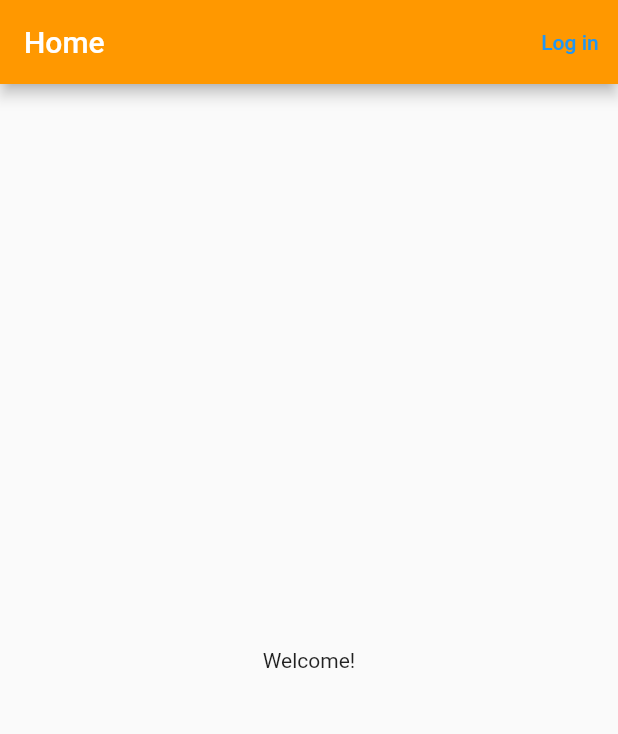
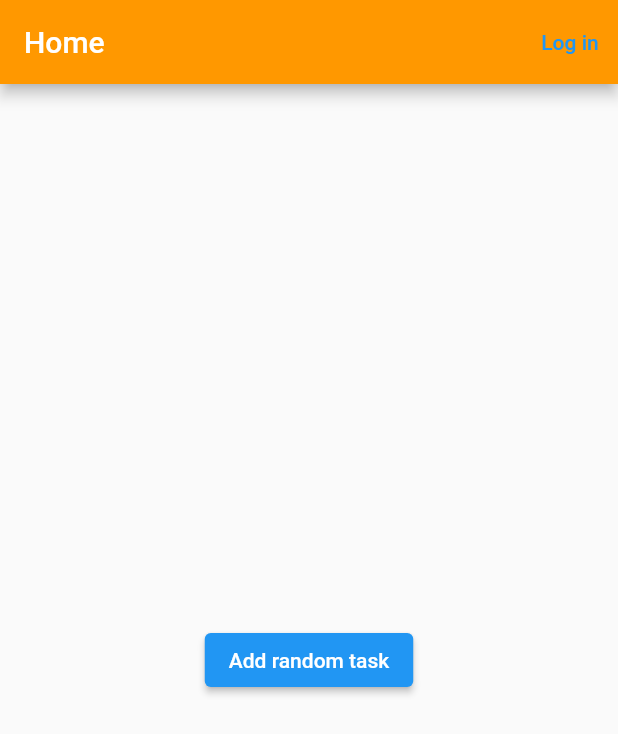
Before and after one commit to nikonowiczp/flutter-project, a Flutter app: the screen it shows after launch, on a phone screen of 412 x 824 dp. Shown: the top 734 px of the screen. Run offline on Flutter 3.47's test engine with Material 2 defaults, Android fonts, the phone set to English and light mode, and no system bars; our stand-ins replace bloc, equatable, firebase_auth, firebase_core, flutter_bloc, hydrated_bloc; accounts and stored records are empty.

Commit message:
Working login and hydrated tasks

```diff
--- a/src/responsible_student/lib/main.dart
+++ b/src/responsible_student/lib/main.dart
@@ -6,25 +6,27 @@ import 'package:flutter_bloc/flutter_bloc.dart';
 import 'package:hydrated_bloc/hydrated_bloc.dart';
 import 'package:path_provider/path_provider.dart';
 import 'package:responsible_student/modules/app/common_scaffold/bloc/common_scaffold_bloc.dart';
-import 'package:responsible_student/modules/app/homePage/homePage_view.dart';
+import 'package:responsible_student/modules/app/home_page/home_page_view.dart';
 import 'package:responsible_student/modules/auth/auth_service/models/user_entity.dart';
 import 'package:responsible_student/modules/auth/auth_service/service/auth_service.dart';
 import 'package:responsible_student/modules/auth/auth_service/service/firebase_auth_service.dart';
 import 'package:responsible_student/modules/auth/login/view/login_page.dart';
+import 'package:responsible_student/modules/auth/signup/view/signup_page.dart';
 import 'package:responsible_student/modules/user_data/bloc/user_data_bloc.dart';
 import 'firebase_options.dart';
 
 void main() async {
+  // Bug with hot realod apparently
   WidgetsFlutterBinding.ensureInitialized();
-  final storage = await HydratedStorage.build(
+  //FlutterServicesBinding.ensureInitialized();
+  HydratedBloc.storage = await HydratedStorage.build(
     storageDirectory: kIsWeb
         ? HydratedStorage.webStorageDirectory
-        : await getTemporaryDirectory(),
+        : await getApplicationDocumentsDirectory(),
   );
   await Firebase.initializeApp(
     options: DefaultFirebaseOptions.currentPlatform,
   );
-
   runApp(const ResponsibleStudentApp());
 }
 
@@ -34,20 +36,34 @@ class ResponsibleStudentApp extends StatelessWidget {
   @override
   Widget build(BuildContext context) {
     var user = FirebaseAuth.instance.currentUser;
-    return RepositoryProvider(
+    return MultiRepositoryProvider(
+        providers: [
+          RepositoryProvider<AuthService>(
+            lazy: false,
             create: (context) => FirebaseAuthService(
               authService: FirebaseAuth.instance,
             ),
+          ),
+        ],
         child: MultiBlocProvider(
             providers: [
-            BlocProvider<UserDataBloc>(create: (context) => UserDataBloc()),
+              BlocProvider<UserDataBloc>(
+                  lazy: false,
+                  create: (context) => UserDataBloc(
+                      RepositoryProvider.of<AuthService>(context))),
               BlocProvider<CommomScaffoldBloc>(
                 create: (context) => CommomScaffoldBloc(),
                 lazy: false,
               )
             ],
-          child:
-              const MaterialApp(title: 'Responsible Student', home: HomePage()),
-        ));
+            child: const MaterialApp(
+              title: 'Responsible Student',
+              home: HomePage(),
+              // routes: {
+              //   '/': (context) => const HomePage(),
+              //   '/login': (context) => const LoginPage(),
+              //   '/signin': (context) => const SignupPage(),
+              // },
+            )));
   }
 }
--- a/src/responsible_student/lib/modules/app/common_scaffold/view/common_scaffold_view.dart
+++ b/src/responsible_student/lib/modules/app/common_scaffold/view/common_scaffold_view.dart
@@ -1,8 +1,10 @@
 import 'package:flutter/material.dart';
 import 'package:flutter_bloc/flutter_bloc.dart';
 import 'package:responsible_student/modules/app/common_scaffold/bloc/common_scaffold_bloc.dart';
+import 'package:responsible_student/modules/auth/auth_service/service/auth_service.dart';
 import 'package:responsible_student/modules/auth/login/bloc/login_bloc.dart';
 import 'package:responsible_student/modules/auth/login/view/login_page.dart';
+import 'package:responsible_student/modules/user_data/bloc/user_data_bloc.dart';
 
 class UserHeaderView extends StatelessWidget {
   const UserHeaderView({super.key, required this.child, required this.title});
@@ -11,33 +13,37 @@ class UserHeaderView extends StatelessWidget {
 
   @override
   Widget build(BuildContext context) {
-    return BlocListener<CommomScaffoldBloc, CommonScaffoldState>(
-      listener: (context, state) {},
-      child: Scaffold(
+    print('Bum');
+    try {
+      print(BlocProvider.of<UserDataBloc>(context).state);
+      print(RepositoryProvider.of<AuthService>(context).getCurrentUser());
+    } catch (ex) {}
+    return BlocBuilder<UserDataBloc, UserDataState>(
+      builder: ((context, state) => Scaffold(
             appBar: AppBar(
               title: Text(title),
-          actions:
-              BlocProvider.of<CommomScaffoldBloc>(context).state.email == ''
+              actions: state.entity.email == ''
                   ? <Widget>[
                       TextButton(
                         onPressed: () {
-                          // context
-                          //     .read<CommomScaffoldBloc>()
-                          //     .add(const UserLogInButtonPressedEvent());
+                          BlocProvider.of<UserDataBloc>(context)
+                              .add(const UserDataSetShouldLogInEvent());
+                          Navigator.of(context)
+                              .pushReplacement(LoginPage.route());
                         },
                         child: const Text('Log in'),
                       )
                     ]
                   : <Widget>[
                       Center(
-                        child: Text(BlocProvider.of<CommomScaffoldBloc>(context)
-                            .state
-                            .email),
+                        child: Text(state.entity.email),
                       ),
                       TextButton(
                         onPressed: () {
-                          // BlocProvider.of<CommomScaffoldBloc>(context)
-                          //     .add(const UserLogOutButtonPressedEvent());
+                          BlocProvider.of<UserDataBloc>(context)
+                              .add(const UserDataLoggedOutEvent());
+                          Navigator.of(context)
+                              .pushReplacement(LoginPage.route());
                         },
                         child: const Text('Log out'),
                       )
@@ -47,7 +53,7 @@ class UserHeaderView extends StatelessWidget {
               ),
             ),
             body: child,
-      ),
+          )),
     );
   }
 }
--- a/src/responsible_student/lib/modules/app/homePage/homePage_view.dart
+++ /dev/null
@@ -1,24 +0,0 @@
-// ignore: file_names
-import 'package:flutter/material.dart';
-import 'package:flutter_bloc/flutter_bloc.dart';
-import 'package:responsible_student/modules/app/common_scaffold/view/common_scaffold_view.dart';
-
-class HomePage extends StatelessWidget {
-  const HomePage({super.key});
-
-  static Route route() {
-    return MaterialPageRoute(
-      builder: (context) => const HomePage(),
-    );
-  }
-
-  @override
-  Widget build(BuildContext context) {
-    return const UserHeaderView(
-      title: 'Home',
-      child: Center(
-        child: Text('Welcome!'),
-      ),
-    );
-  }
-}
--- /dev/null
+++ b/src/responsible_student/lib/modules/app/home_page/home_page_view.dart
@@ -0,0 +1,51 @@
+// ignore: file_names
+import 'package:flutter/material.dart';
+import 'package:flutter_bloc/flutter_bloc.dart';
+import 'package:responsible_student/modules/app/common_scaffold/view/common_scaffold_view.dart';
+import 'package:responsible_student/modules/tasks/models/task.dart';
+import 'package:responsible_student/modules/user_data/bloc/user_data_bloc.dart';
+import 'package:uuid/uuid.dart';
+
+class HomePage extends StatelessWidget {
+  const HomePage({super.key});
+
+  static Route route() {
+    return MaterialPageRoute(
+      builder: (context) => const HomePage(),
+    );
+  }
+
+  @override
+  Widget build(BuildContext context) {
+    return const UserHeaderView(
+      title: 'Home',
+      child: Center(child: _AddRandomTaskButton()),
+    );
+  }
+}
+
+class _AddRandomTaskButton extends StatelessWidget {
+  const _AddRandomTaskButton({
+    Key? key,
+  }) : super(key: key);
+  @override
+  Widget build(BuildContext context) {
+    var uuid = const Uuid();
+
+    return ElevatedButton(
+      onPressed: () {
+        Task task = Task(
+            uuid.v1().toString(),
+            DateTime.now().add(const Duration(days: 20)),
+            20,
+            0,
+            2,
+            "Random task",
+            DateTime.now().add(const Duration(days: 3)));
+        BlocProvider.of<UserDataBloc>(context)
+            .add(UserDataAddTasksEvent([task]));
+      },
+      child: const Text('Add random task'),
+    );
+  }
+}
--- a/src/responsible_student/lib/modules/auth/auth_service/models/user_entity.dart
+++ b/src/responsible_student/lib/modules/auth/auth_service/models/user_entity.dart
@@ -1,5 +1,9 @@
 import 'package:equatable/equatable.dart';
+import 'package:json_annotation/json_annotation.dart';
 
+part 'user_entity.g.dart';
+
+@JsonSerializable()
 class UserEntity extends Equatable {
   const UserEntity({
     required this.id,
@@ -15,21 +19,24 @@ class UserEntity extends Equatable {
   final String email;
   final String imageUrl;
 
-  factory UserEntity.fromJson(Map<String, dynamic> json) => UserEntity(
-        id: json['id'] ?? "",
-        firstName: json['firstName'] ?? "",
-        lastName: json['lastName'] ?? "",
-        email: json['email'] ?? "",
-        imageUrl: json['imageUrl'] ?? "",
-      );
+  factory UserEntity.fromJson(Map<String, dynamic> json) =>
+      _$UserEntityFromJson(json);
+  // UserEntity(
+  //       id: json['id'] ?? "",
+  //       firstName: json['firstName'] ?? "",
+  //       lastName: json['lastName'] ?? "",
+  //       email: json['email'] ?? "",
+  //       imageUrl: json['imageUrl'] ?? "",
+  //     );
 
-  Map<String, dynamic> toJson() => <String, dynamic>{
-        'id': id,
-        'firstName': firstName,
-        'lastName': lastName,
-        'email': email,
-        'imageUrl': imageUrl,
-      };
+  Map<String, dynamic> toJson() => _$UserEntityToJson(this);
+  // <String, dynamic>{
+  //       'id': id,
+  //       'firstName': firstName,
+  //       'lastName': lastName,
+  //       'email': email,
+  //       'imageUrl': imageUrl,
+  //     };
   factory UserEntity.empty() => const UserEntity(
         id: "",
         firstName: "",
--- a/src/responsible_student/lib/modules/auth/login/view/login_page.dart
+++ b/src/responsible_student/lib/modules/auth/login/view/login_page.dart
@@ -1,3 +1,4 @@
+import 'package:responsible_student/modules/auth/auth_service/service/auth_service.dart';
 import 'package:responsible_student/modules/auth/auth_service/service/firebase_auth_service.dart';
 import 'package:responsible_student/modules/auth/login/bloc/login_bloc.dart';
 import 'package:responsible_student/modules/auth/login/view/login_view.dart';
@@ -16,8 +17,9 @@ class LoginPage extends StatelessWidget {
   @override
   Widget build(BuildContext context) {
     return BlocProvider(
+      lazy: false,
       create: (context) => LoginBloc(
-        authService: context.read<FirebaseAuthService>(),
+        authService: RepositoryProvider.of<AuthService>(context),
       ),
       child: const LoginView(),
     );
--- a/src/responsible_student/lib/modules/auth/signup/view/signup_page.dart
+++ b/src/responsible_student/lib/modules/auth/signup/view/signup_page.dart
@@ -1,5 +1,6 @@
 import 'package:flutter/material.dart';
 import 'package:flutter_bloc/flutter_bloc.dart';
+import 'package:responsible_student/modules/auth/auth_service/service/auth_service.dart';
 import 'package:responsible_student/modules/auth/auth_service/service/firebase_auth_service.dart';
 import 'package:responsible_student/modules/auth/signup/bloc/signup_bloc.dart';
 import 'package:responsible_student/modules/auth/signup/view/signup_view.dart';
@@ -10,8 +11,9 @@ class SignupPage extends StatelessWidget {
   @override
   Widget build(BuildContext context) {
     return BlocProvider(
+      lazy: false,
       create: (context) => SignupBloc(
-        authService: context.read<FirebaseAuthService>(),
+        authService: context.read<AuthService>(),
       ),
       child: const SignUpView(),
     );
--- a/src/responsible_student/lib/modules/auth/signup/view/signup_view.dart
+++ b/src/responsible_student/lib/modules/auth/signup/view/signup_view.dart
@@ -1,7 +1,8 @@
 import 'package:flutter/material.dart';
 import 'package:flutter_bloc/flutter_bloc.dart';
-import 'package:responsible_student/modules/app/homePage/homePage_view.dart';
+import 'package:responsible_student/modules/app/home_page/home_page_view.dart';
 import 'package:responsible_student/modules/auth/signup/bloc/signup_bloc.dart';
+import 'package:responsible_student/modules/user_data/bloc/user_data_bloc.dart';
 
 class SignUpView extends StatelessWidget {
   const SignUpView({super.key});
@@ -11,6 +12,8 @@ class SignUpView extends StatelessWidget {
     return BlocListener<SignupBloc, SignupState>(
       listener: (context, state) {
         if (state.status == SignupStatus.success) {
+          BlocProvider.of<UserDataBloc>(context)
+              .add(const UserDataLoggedInEvent());
           Navigator.of(context).pushReplacement(HomePage.route());
         }
         if (state.status == SignupStatus.failure) {
--- a/src/responsible_student/lib/modules/tasks/models/task.dart
+++ b/src/responsible_student/lib/modules/tasks/models/task.dart
@@ -1,6 +1,10 @@
 import 'package:equatable/equatable.dart';
+import 'package:json_annotation/json_annotation.dart';
+part 'task.g.dart';
 
+@JsonSerializable()
 class Task extends Equatable {
+  final String id;
   final DateTime deadline;
   final double hours;
   final double hoursDone;
@@ -8,9 +12,13 @@ class Task extends Equatable {
   final String name;
   final DateTime nextReminder;
 
-  const Task(this.deadline, this.hours, this.hoursDone, this.hoursPerReminder,
-      this.name, this.nextReminder);
+  const Task(this.id, this.deadline, this.hours, this.hoursDone,
+      this.hoursPerReminder, this.name, this.nextReminder);
   @override
   List<Object?> get props =>
-      [deadline, hours, hoursDone, hoursPerReminder, name, nextReminder];
+      [id, deadline, hours, hoursDone, hoursPerReminder, name, nextReminder];
+
+  factory Task.fromJson(Map<String, dynamic> json) => _$TaskFromJson(json);
+
+  Map<String, dynamic> toJson() => _$TaskToJson(this);
 }
--- a/src/responsible_student/lib/modules/user_data/bloc/user_data_bloc.dart
+++ b/src/responsible_student/lib/modules/user_data/bloc/user_data_bloc.dart
@@ -1,32 +1,94 @@
-import 'dart:math';
+import 'dart:convert';
 
 import 'package:equatable/equatable.dart';
 import 'package:hydrated_bloc/hydrated_bloc.dart';
 import 'package:responsible_student/modules/auth/auth_service/models/user_entity.dart';
+import 'package:responsible_student/modules/auth/auth_service/service/auth_service.dart';
 import 'package:responsible_student/modules/tasks/models/task.dart';
 
 part 'user_data_event.dart';
 part 'user_data_state.dart';
 
 class UserDataBloc extends HydratedBloc<UserDataEvent, UserDataState> {
-  UserDataBloc()
-      : super(UserDataState(entity: UserEntity.empty(), tasks: const []));
+  UserDataBloc(this._authService)
+      : super(UserDataState(
+            entity: UserEntity.empty(), tasks: const <String, Task>{})) {
+    on<UserDataAddTasksEvent>(_onUserDataAddTasksEvent);
+    on<UserDataLoggedInEvent>(_onUserDataLoggedInEvent);
+    on<UserDataLoggedOutEvent>(_onUserDataLoggedOutEvent);
+    on<UserDataUpdateTasksEvent>(_onUserDataUpdateTasksEvent);
+    on<UserDataSetShouldLogInEvent>((event, emit) {
+      emit(state.copyWith(shouldBeLoggedIn: true));
+    });
+    on<UserDataSetShouldNotLogInEvent>((event, emit) {
+      emit(state.copyWith(shouldBeLoggedIn: false));
+    });
+    print('Constructor was called');
+    emit(state.copyWith(entity: _authService.getCurrentUser()));
+  }
+  final AuthService _authService;
+  _onUserDataAddTasksEvent(
+      UserDataAddTasksEvent event, Emitter<UserDataState> emit) {
+    var newMap = Map<String, Task>.of(state.tasks);
+    print('_onUserDataAddTasksEvent');
+
+    for (var item in event.tasks) {
+      if (!newMap.containsKey(item.id)) {
+        newMap[item.id] = item;
+        print('Added item to items');
+        print(item);
+      }
+    }
+    print('Old map count');
+    print(state.tasks.entries.length);
+    print('New items map count');
+    print(newMap.entries.length);
+    emit(state.copyWith(tasks: newMap));
+  }
+
+  _onUserDataLoggedInEvent(
+      UserDataLoggedInEvent event, Emitter<UserDataState> emit) {
+    emit(state.copyWith(
+        entity: _authService.getCurrentUser(),
+        isLoggedIn: true,
+        shouldBeLoggedIn: true));
+  }
+
+  _onUserDataLoggedOutEvent(
+      UserDataLoggedOutEvent event, Emitter<UserDataState> emit) {
+    _authService.signOut();
+    emit(state.copyWith(
+        entity: _authService.getCurrentUser(), isLoggedIn: false));
+  }
+
+  _onUserDataUpdateTasksEvent(
+      UserDataUpdateTasksEvent event, Emitter<UserDataState> emit) {
+    emit(state.copyWith(
+        entity: _authService.getCurrentUser(), isLoggedIn: true));
+  }
 
   @override
   UserDataState? fromJson(Map<String, dynamic> json) {
-    return UserDataState(
-        entity: UserEntity.fromJson(json['userEntity']),
-        tasks: json['tasks'],
-        isLoggedIn: json['isLoggedIn'],
+    UserEntity entity = UserEntity.fromJson(json['userEntity']);
+    Map<String, dynamic> tasksString = json['tasks'];
+    Map<String, Task> taskMap = tasksString
+        .map((key, value) => MapEntry<String, Task>(key, Task.fromJson(value)));
+    UserDataState newState = UserDataState(
+        entity: entity,
+        tasks: taskMap,
+        isLoggedIn: json['isLoggedIn'] as bool,
+        shouldBeLoggedIn: json['shouldBeLoggedIn'] as bool,
         status: UserDataStatus.notInitialized);
+    return newState;
   }
 
   @override
   Map<String, dynamic>? toJson(UserDataState state) {
     return {
-      'userEntity': state.entity.toJson(),
+      'userEntity': state.entity,
       'tasks': state.tasks,
-      'isLoggedIn': state.isLoggedIn
+      'isLoggedIn': state.isLoggedIn,
+      'shouldBeLoggedIn': state.shouldBeLoggedIn
     };
   }
 }
--- a/src/responsible_student/lib/modules/user_data/bloc/user_data_event.dart
+++ b/src/responsible_student/lib/modules/user_data/bloc/user_data_event.dart
@@ -23,3 +23,11 @@ class UserDataUpdateTasksEvent extends UserDataEvent {
   final List<Task> tasks;
   const UserDataUpdateTasksEvent(this.tasks);
 }
+
+class UserDataSetShouldLogInEvent extends UserDataEvent {
+  const UserDataSetShouldLogInEvent();
+}
+
+class UserDataSetShouldNotLogInEvent extends UserDataEvent {
+  const UserDataSetShouldNotLogInEvent();
+}
--- a/src/responsible_student/lib/modules/user_data/bloc/user_data_state.dart
+++ b/src/responsible_student/lib/modules/user_data/bloc/user_data_state.dart
@@ -10,15 +10,33 @@ enum UserDataStatus {
 
 class UserDataState extends Equatable {
   final UserEntity entity;
-  final List<Task> tasks;
+  final Map<String, Task> tasks;
   final bool isLoggedIn;
+  final bool shouldBeLoggedIn;
   final UserDataStatus status;
   const UserDataState(
       {required this.entity,
       required this.tasks,
+      this.shouldBeLoggedIn = true,
       this.isLoggedIn = false,
       this.status = UserDataStatus.notInitialized});
 
   @override
   List<Object?> get props => [entity, tasks, isLoggedIn, status];
+
+  UserDataState copyWith({
+    UserEntity? entity,
+    Map<String, Task>? tasks,
+    bool? isLoggedIn,
+    bool? shouldBeLoggedIn,
+    UserDataStatus? status,
+  }) {
+    return UserDataState(
+      entity: entity ?? this.entity,
+      tasks: tasks ?? this.tasks,
+      shouldBeLoggedIn: shouldBeLoggedIn ?? this.shouldBeLoggedIn,
+      isLoggedIn: isLoggedIn ?? this.isLoggedIn,
+      status: status ?? this.status,
+    );
+  }
 }
```
Also changed, not shown: src/responsible_student/lib/modules/auth/login/view/login_view.dart (+11 -2 lines), src/responsible_student/pubspec.yaml (+5 -2 lines), src/responsible_student/lib/modules/auth/auth_service/models/user_entity.g.dart (added), src/responsible_student/lib/modules/tasks/models/task.g.dart (added). Lines whose indentation alone changed are shown as unchanged.
